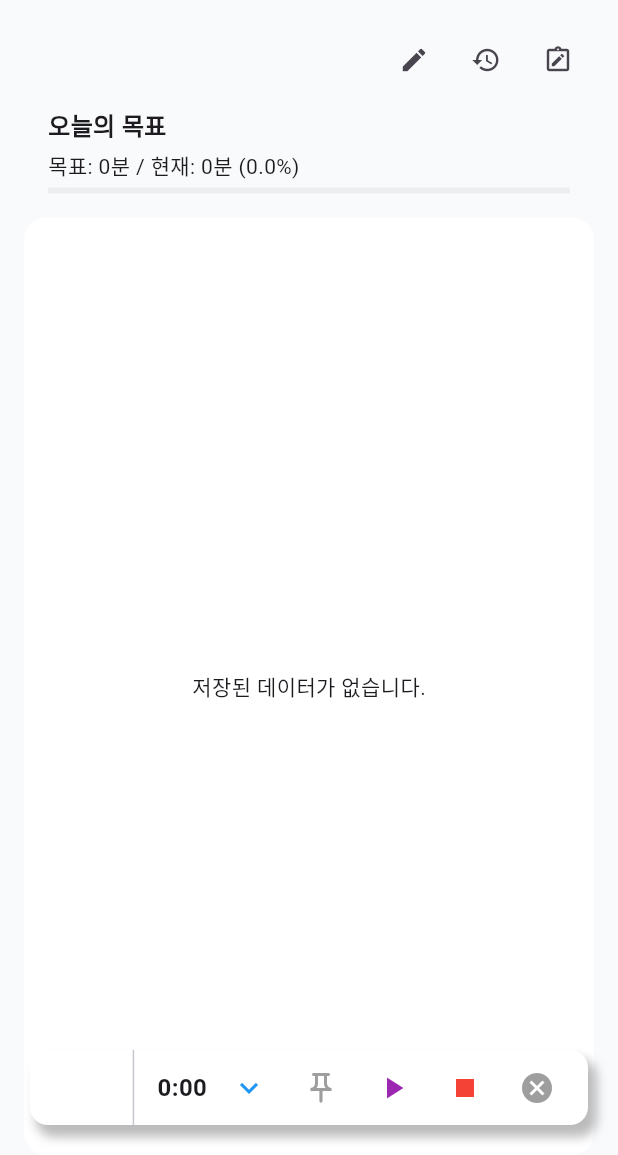
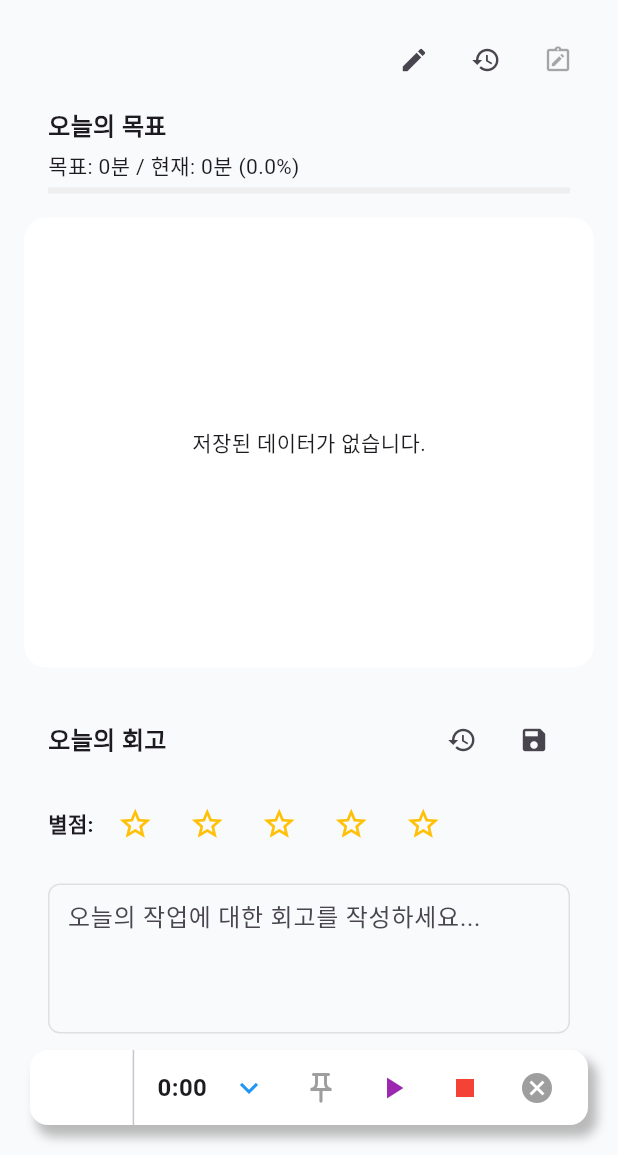
Before and after one commit to kanade012/ActiveWorks, a Flutter app: the MainPage screen opened by its route, on a phone screen of 412 x 824 dp, the part 81-1236 px from its top. Run offline on Flutter 3.47's test engine with Material 3 defaults, Android fonts, the phone set to English and light mode, and no system bars; our stand-ins replace cloud_firestore, firebase_core, shared_preferences; missing offline and left inert: window_manager; accounts and stored records are empty; statements that could not run were skipped.

Commit message:
[chore] 회고 섹션을 화면 내 맨 아래 구역에 고정

```diff
--- a/lib/page/main_page.dart
+++ b/lib/page/main_page.dart
@@ -52,7 +52,7 @@ class _MainPageState extends State<MainPage> with WidgetsBindingObserver {
   String _currentReflectionFilter = 'all'; // 'all', 'last7', 'last30'
 
   // 회고 표시 여부
-  bool _showReflectionPanel = false;
+  bool _showReflectionPanel = true; // 항상 표시되도록 true로 변경
 
   // 키보드 포커스 노드 추가
   final FocusNode _keyboardFocusNode = FocusNode();
@@ -807,9 +807,10 @@ class _MainPageState extends State<MainPage> with WidgetsBindingObserver {
 
   // 회고 패널 토글 함수
   void _toggleReflectionPanel() {
-    setState(() {
-      _showReflectionPanel = !_showReflectionPanel;
-    });
+    // 항상 표시되므로 토글 기능 제거
+    // setState(() {
+    //   _showReflectionPanel = !_showReflectionPanel;
+    // });
   }
 
   // 과거 회고 보기
@@ -867,7 +868,7 @@ class _MainPageState extends State<MainPage> with WidgetsBindingObserver {
 
     // 날짜별로 정렬된 키 목록 생성
     List<String> sortedDates = groupedByDate.keys.toList()
-      ..sort((a, b) => b.compareTo(a)); // 최신 날짜가 위로
+      ..sort((a, b) => b.compareTo(a)); // 최신 날짜가 먼저 오도록
 
     // 날짜별로 회고 추가
     for (var date in sortedDates) {
@@ -1484,7 +1485,7 @@ class _MainPageState extends State<MainPage> with WidgetsBindingObserver {
                               IconButton(
                                 icon: Icon(Icons.note_alt_outlined, size: 20),
                                 tooltip: '회고 토글',
-                                onPressed: _toggleReflectionPanel,
+                                onPressed: null, // 토글 기능 비활성화
                               ),
                             ],
                           ),
@@ -1533,81 +1534,18 @@ class _MainPageState extends State<MainPage> with WidgetsBindingObserver {
                           ),
                         ),
 
-                        // 회고 패널 (토글 가능)
-                        if (_showReflectionPanel)
-                          Container(
-                            padding: EdgeInsets.symmetric(horizontal: 16, vertical: 8),
-                            child: Column(
-                              crossAxisAlignment: CrossAxisAlignment.start,
-                              children: [
-                                Row(
-                                  mainAxisAlignment: MainAxisAlignment.spaceBetween,
-                                  children: [
-                                    Text(
-                                      '오늘의 회고',
-                                      style: TextStyle(
-                                        fontWeight: FontWeight.bold,
-                                        fontSize: 16,
-                                      ),
-                                    ),
-                                    Row(
-                                      children: [
-                                        IconButton(
-                                          icon: Icon(Icons.history, size: 20),
-                                          tooltip: '지난 회고 보기',
-                                          onPressed: _showPastReflections,
-                                        ),
-                                        IconButton(
-                                          icon: Icon(Icons.save, size: 20),
-                                          tooltip: '회고 저장',
-                                          onPressed: () {
-                                            _saveTodayReflection(_reflectionController.text);
-                                          },
-                                        ),
-                                      ],
-                                    ),
-                                  ],
-                                ),
-
-                                // 별점 입력 UI 추가
-                                Padding(
-                                  padding: const EdgeInsets.symmetric(vertical: 8.0),
-                                  child: Row(
-                                    children: [
-                                      Text('별점: ', style: TextStyle(fontWeight: FontWeight.bold)),
-                                      _buildRatingBar(_reflectionRating.toDouble(), false),
-                                    ],
-                                  ),
-                                ),
-
-                                SizedBox(height: 8),
-                                Container(
-                                  height: 100,
-                                  padding: EdgeInsets.symmetric(horizontal: 12),
-                                  decoration: BoxDecoration(
-                                    border: Border.all(color: Colors.grey.shade300),
-                                    borderRadius: BorderRadius.circular(8),
-                                  ),
-                                  child: TextField(
-                                    controller: _reflectionController,
-                                    focusNode: _reflectionFocusNode,
-                                    maxLines: 4,
-                                    decoration: InputDecoration(
-                                      hintText: '오늘의 작업에 대한 회고를 작성하세요...',
-                                      border: InputBorder.none,
-                                    ),
-                                  ),
-                                ),
-                              ],
-                            ),
-                          ),
-
                         SizedBox(height: 8),
                         Expanded(
-                          child: Container(
+                          child: SingleChildScrollView(
+                            child: Column(
+                              children: [
+                                // 기록 목록 영역 - 고정된 크기로 설정하고 내부에서만 스크롤
+                                Container(
+                                  height: 300, // 고정 높이 설정
                                   decoration: BoxDecoration(
                                     color: Colors.white,
-                                borderRadius: BorderRadius.circular(15)),
+                                    borderRadius: BorderRadius.circular(15)
+                                  ),
                                   child: FutureBuilder<QuerySnapshot>(
                                     future: _getSortedQuery().get(),
                                     builder: (context, snapshot) {
@@ -1680,16 +1618,15 @@ class _MainPageState extends State<MainPage> with WidgetsBindingObserver {
                                           ..sort((a, b) =>
                                               b.compareTo(a)); // 최신 날짜가 먼저 오도록
 
+                                        // 스크롤 가능한 리스트뷰 사용
                                         return ListView.builder(
                                           itemCount: sortedDates.length,
                                           itemBuilder: (context, index) {
                                             String date = sortedDates[index];
-                                      List<DocumentSnapshot> docs =
-                                      groupedByDate[date]!;
+                                            List<DocumentSnapshot> docs = groupedByDate[date]!;
 
                                             return Column(
-                                        crossAxisAlignment:
-                                        CrossAxisAlignment.start,
+                                              crossAxisAlignment: CrossAxisAlignment.start,
                                               children: [
                                                 Padding(
                                                   padding: const EdgeInsets.symmetric(
@@ -1707,8 +1644,7 @@ class _MainPageState extends State<MainPage> with WidgetsBindingObserver {
                                                   Map<String, dynamic> data = doc
                                                       .data() as Map<String, dynamic>;
                                                   return InkWell(
-                                              highlightColor:
-                                              Colors.transparent,
+                                                    highlightColor: Colors.transparent,
                                                     hoverColor: Colors.transparent,
                                                     splashColor: Colors.transparent,
                                                     onTap: () {
@@ -1722,16 +1658,12 @@ class _MainPageState extends State<MainPage> with WidgetsBindingObserver {
                                                       );
                                                     },
                                                     child: ListTile(
-                                                title: Text(
-                                                    data['reference'] ?? ''),
+                                                      title: Text(data['reference'] ?? ''),
                                                       subtitle: Column(
-                                                  crossAxisAlignment:
-                                                  CrossAxisAlignment.start,
-                                                  children: [
-                                                    Text(data['meetingData'] ??
-                                                        ''),
-                                                    Text(
-                                                        '날짜: ${data['date'] ?? ''} ${data['timeOfDay'] ?? ''}'),
+                                                        crossAxisAlignment: CrossAxisAlignment.start,
+                                                        children: [
+                                                          Text(data['meetingData'] ?? ''),
+                                                          Text('날짜: ${data['date'] ?? ''} ${data['timeOfDay'] ?? ''}'),
                                                         ],
                                                       ),
                                                       trailing: Text(
@@ -1745,12 +1677,13 @@ class _MainPageState extends State<MainPage> with WidgetsBindingObserver {
                                           },
                                         );
                                       }
+
                                       // 기본 목록 표시
-                                else {
-                                  return ListView(
-                                    children: sortedDocs.map((document) {
-                                      Map<String, dynamic> data = document
-                                          .data() as Map<String, dynamic>;
+                                      return ListView.builder(
+                                        itemCount: sortedDocs.length,
+                                        itemBuilder: (context, index) {
+                                          DocumentSnapshot document = sortedDocs[index];
+                                          Map<String, dynamic> data = document.data() as Map<String, dynamic>;
                                           return InkWell(
                                             highlightColor: Colors.transparent,
                                             hoverColor: Colors.transparent,
@@ -1768,22 +1701,91 @@ class _MainPageState extends State<MainPage> with WidgetsBindingObserver {
                                             child: ListTile(
                                               title: Text(data['reference'] ?? ''),
                                               subtitle: Column(
-                                            crossAxisAlignment:
-                                            CrossAxisAlignment.start,
+                                                crossAxisAlignment: CrossAxisAlignment.start,
                                                 children: [
                                                   Text(data['meetingData'] ?? ''),
+                                                  Text('날짜: ${data['date'] ?? ''} ${data['timeOfDay'] ?? ''}'),
+                                                ],
+                                              ),
+                                              trailing: Text('${data['time'] ~/ 60}:${(data['time'] % 60).toString().padLeft(2, '0')}'),
+                                            ),
+                                          );
+                                        },
+                                      );
+                                    },
+                                  ),
+                                ),
+
+                                // 회고 패널
+                                SizedBox(height: 16),
+                                Container(
+                                  padding: EdgeInsets.symmetric(horizontal: 16, vertical: 8),
+                                  child: Column(
+                                    crossAxisAlignment: CrossAxisAlignment.start,
+                                    children: [
+                                      Row(
+                                        mainAxisAlignment: MainAxisAlignment.spaceBetween,
+                                        children: [
                                           Text(
-                                                  '날짜: ${data['date'] ?? ''} ${data['timeOfDay'] ?? ''}'),
-                                            ],
-                                          ),
-                                          trailing: Text(
-                                              '${data['time'] ~/ 60}:${(data['time'] % 60).toString().padLeft(2, '0')}'),
-                                        ),
-                                      );
-                                    }).toList(),
-                                  );
-                                }
-                              },
+                                            '오늘의 회고',
+                                            style: TextStyle(
+                                              fontWeight: FontWeight.bold,
+                                              fontSize: 16,
+                                            ),
+                                          ),
+                                          Row(
+                                            children: [
+                                              IconButton(
+                                                icon: Icon(Icons.history, size: 20),
+                                                tooltip: '지난 회고 보기',
+                                                onPressed: _showPastReflections,
+                                              ),
+                                              IconButton(
+                                                icon: Icon(Icons.save, size: 20),
+                                                tooltip: '회고 저장',
+                                                onPressed: () {
+                                                  _saveTodayReflection(_reflectionController.text);
+                                                },
+                                              ),
+                                            ],
+                                          ),
+                                        ],
+                                      ),
+
+                                      // 별점 입력 UI 추가
+                                      Padding(
+                                        padding: const EdgeInsets.symmetric(vertical: 8.0),
+                                        child: Row(
+                                          children: [
+                                            Text('별점: ', style: TextStyle(fontWeight: FontWeight.bold)),
+                                            _buildRatingBar(_reflectionRating.toDouble(), false),
+                                          ],
+                                        ),
+                                      ),
+
+                                      SizedBox(height: 8),
+                                      Container(
+                                        height: 100,
+                                        padding: EdgeInsets.symmetric(horizontal: 12),
+                                        decoration: BoxDecoration(
+                                          border: Border.all(color: Colors.grey.shade300),
+                                          borderRadius: BorderRadius.circular(8),
+                                        ),
+                                        child: TextField(
+                                          controller: _reflectionController,
+                                          focusNode: _reflectionFocusNode,
+                                          maxLines: 4,
+                                          decoration: InputDecoration(
+                                            hintText: '오늘의 작업에 대한 회고를 작성하세요...',
+                                            border: InputBorder.none,
+                                          ),
+                                        ),
+                                      ),
+                                    ],
+                                  ),
+                                ),
+                                SizedBox(height: 70), // 하단 입력바를 가리지 않도록 여백 추가
+                              ],
                             ),
                           ),
                         ),
```
Also changed, not shown: lib/page/group_detail_page.dart (+150 -157 lines). Lines whose indentation alone changed are shown as unchanged.
